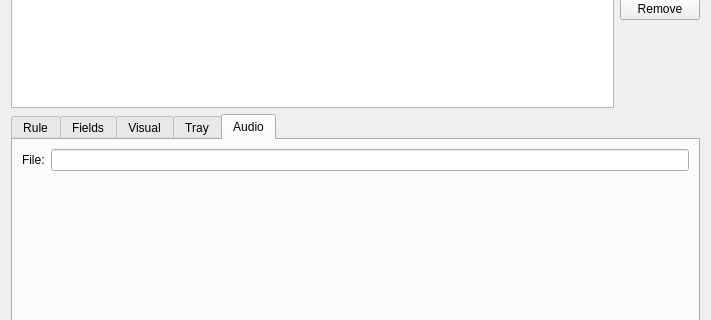
Old version of the form src/plugins/advancednotifications/notificationruleswidget.ui in the repository 0xd34df00d/leechcraft; both pictures show x 0 to 711 and y 125 to 445 of the 711 by 625 pixel window.
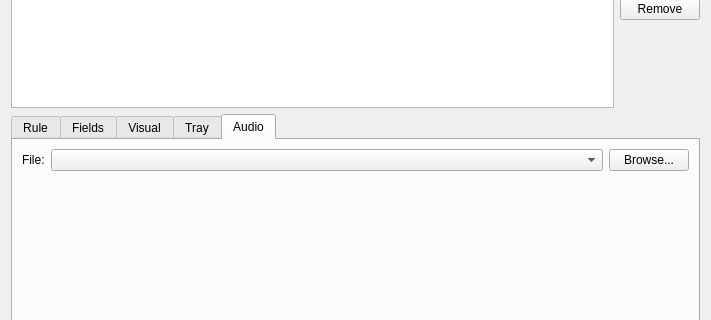
New version of the form. The open tabs and pages were chosen to show the change.

Commit message: AN: fill AudioFile box.

Diff of the .ui file:
```diff
--- a/src/plugins/advancednotifications/notificationruleswidget.ui
+++ b/src/plugins/advancednotifications/notificationruleswidget.ui
@@ -251,6 +251,9 @@
        <string>Audio</string>
       </attribute>
       <layout class="QFormLayout" name="formLayout_3">
+       <property name="fieldGrowthPolicy">
+        <enum>QFormLayout::AllNonFixedFieldsGrow</enum>
+       </property>
        <item row="0" column="0">
         <widget class="QLabel" name="label_5">
          <property name="text">
@@ -259,7 +262,25 @@
         </widget>
        </item>
        <item row="0" column="1">
-        <widget class="QLineEdit" name="SoundPath_"/>
+        <layout class="QHBoxLayout" name="horizontalLayout_4">
+         <item>
+          <widget class="QComboBox" name="AudioFile_">
+           <property name="sizePolicy">
+            <sizepolicy hsizetype="Expanding" vsizetype="Fixed">
+             <horstretch>0</horstretch>
+             <verstretch>0</verstretch>
+            </sizepolicy>
+           </property>
+          </widget>
+         </item>
+         <item>
+          <widget class="QPushButton" name="BrowseAudioFile_">
+           <property name="text">
+            <string>Browse...</string>
+           </property>
+          </widget>
+         </item>
+        </layout>
        </item>
       </layout>
      </widget>
```
Left out of the diff: 2 changed lines with no effect on the pictures. The commit also changes 2 other files.
